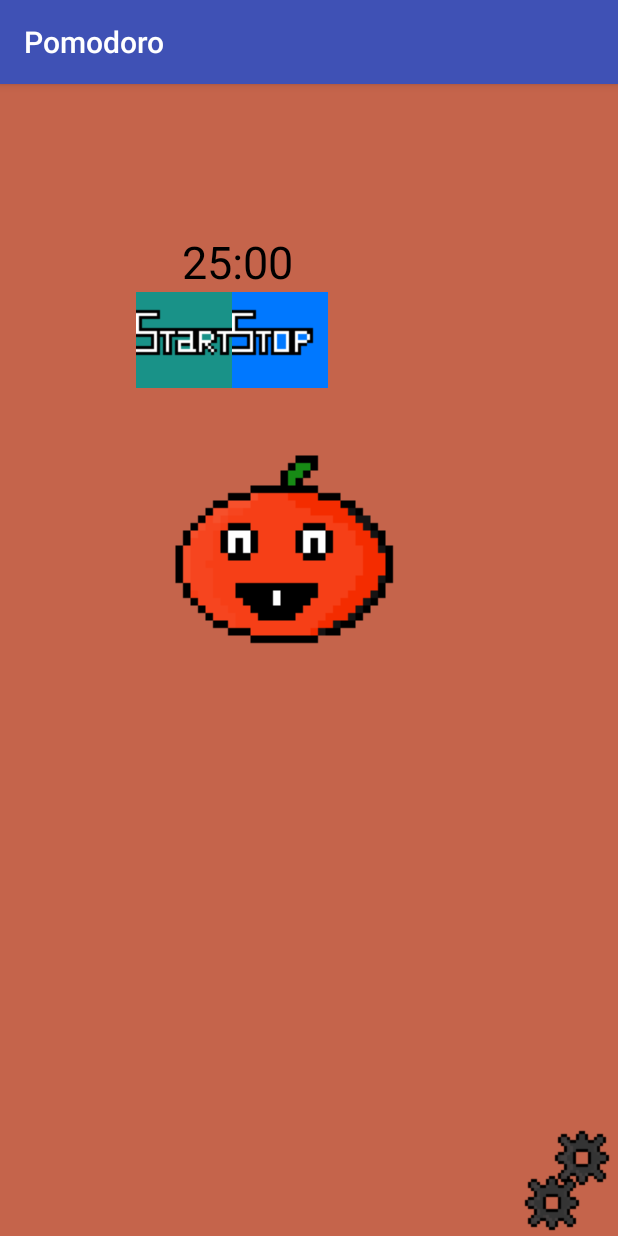
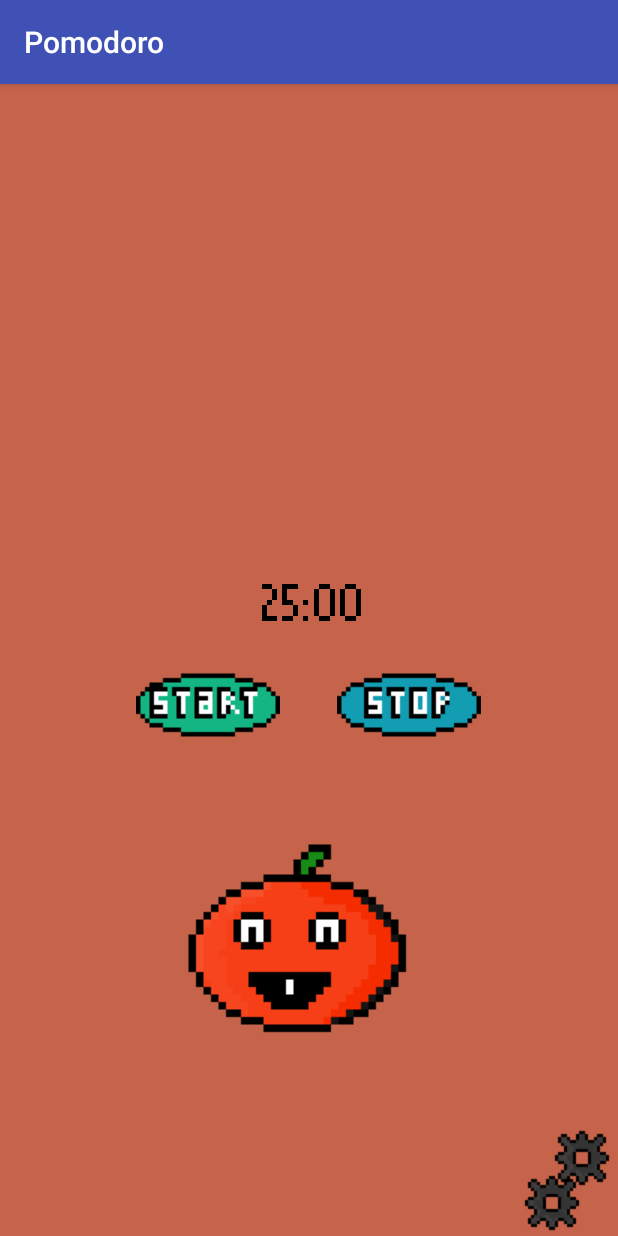
Before and after one commit to redbluex/PomodoroMaster, an Android app: the screen it shows after launch (MainActivity), on a phone screen of 412 x 824 dp. Run offline under Robolectric (Android 15) with nearby library versions, the phone set to English and light mode, and no system bars.

Commit message:
added new font and new start/stop graphic, little changes in xml main

```diff
--- a/app/src/main/java/com/example/rob/pomodoro/MainActivity.java
+++ b/app/src/main/java/com/example/rob/pomodoro/MainActivity.java
@@ -2,6 +2,7 @@ package com.example.rob.pomodoro;
 
 import android.content.Intent;
 import android.graphics.Color;
+import android.graphics.Typeface;
 import android.os.CountDownTimer;
 import android.support.v7.app.AppCompatActivity;
 import android.os.Bundle;
@@ -32,11 +33,18 @@ public class MainActivity extends AppCompatActivity {
         super.onCreate(savedInstanceState);
         setContentView(R.layout.activity_main);
 
+
+
         final RelativeLayout currentLayout = (RelativeLayout) findViewById(R.id.main_layout);
         final ImageButton click = (ImageButton)findViewById(R.id.button);
         final ImageButton click2 = (ImageButton)findViewById(R.id.button2);
         final TextView label = (TextView)findViewById(R.id.timeText);
         final TextView minuty = (TextView)findViewById(R.id.textMinutes);
+        TextView colon = (TextView) findViewById(R.id.textView4);
+        setFont(label);
+        setFont(minuty);
+        setFont(colon);
+
         tekstRamka = ustawienia.getMainTime()+"";
         label.setText(tekstRamka);
 
@@ -100,5 +108,10 @@ public class MainActivity extends AppCompatActivity {
         startActivity(i);
     }
 
+    private void setFont(TextView myTextView){
+        Typeface typeface = Typeface.createFromAsset(getAssets(), "fonts/Munro.ttf");
+        myTextView.setTypeface(typeface);
+    }
+
 
 }
--- a/app/src/main/res/layout/activity_main.xml
+++ b/app/src/main/res/layout/activity_main.xml
@@ -15,59 +15,60 @@
         android:id="@+id/timeText"
         android:layout_width="wrap_content"
         android:layout_height="wrap_content"
-        android:layout_marginTop="98dp"
-        android:textSize="30dp"
         android:text="25"
         android:textColor="@color/blackColor"
-        android:layout_alignParentTop="true"
-        android:layout_alignParentLeft="true"
-        android:layout_alignParentStart="true"
-        android:layout_marginLeft="121dp"
-        android:layout_marginStart="121dp" />
+        android:textSize="36sp"
+        android:layout_alignBaseline="@+id/textView4"
+        android:layout_alignBottom="@+id/textView4"
+        android:layout_toLeftOf="@+id/textView4"
+        android:layout_toStartOf="@+id/textView4" />
 
     <ImageButton
         android:id="@+id/button"
         android:layout_width="wrap_content"
         android:layout_height="wrap_content"
-        app:srcCompat="@drawable/startpomodorodwa"
+        app:srcCompat="@drawable/startedittrzy"
         android:background="@android:color/transparent"
-        android:layout_below="@+id/timeText"
-        android:layout_toLeftOf="@+id/textView4"
-        android:layout_toStartOf="@+id/textView4" />
+
+
+        android:layout_above="@+id/imageView"
+        android:layout_alignLeft="@+id/imageView"
+        android:layout_alignStart="@+id/imageView" />
 
     <ImageButton
         android:id="@+id/button2"
         android:layout_width="wrap_content"
         android:layout_height="wrap_content"
-        app:srcCompat="@drawable/stoppomodorodwa"
+        app:srcCompat="@drawable/stopedittrzy"
         android:background="@android:color/transparent"
-
-        android:layout_below="@+id/textMinutes"
-        android:layout_toRightOf="@+id/button"
-        android:layout_toEndOf="@+id/button" />
+        android:layout_above="@+id/imageView"
+        android:layout_alignRight="@+id/imageView"
+        android:layout_alignEnd="@+id/imageView" />
 
 
     <TextView
         android:id="@+id/textView4"
         android:layout_width="wrap_content"
         android:layout_height="wrap_content"
-        android:layout_above="@+id/button"
-        android:layout_toEndOf="@+id/timeText"
-        android:layout_toRightOf="@+id/timeText"
+
         android:text=":"
         android:textColor="@color/blackColor"
-        android:textSize="30dp"/>
+        android:textSize="36sp"
+        android:layout_alignBaseline="@+id/textMinutes"
+        android:layout_alignBottom="@+id/textMinutes"
+        android:layout_centerHorizontal="true" />
 
     <TextView
         android:id="@+id/textMinutes"
         android:layout_width="wrap_content"
         android:layout_height="wrap_content"
-        android:layout_above="@+id/button"
-        android:layout_toEndOf="@+id/textView4"
-        android:layout_toRightOf="@+id/textView4"
+
         android:text="00"
         android:textColor="@color/blackColor"
-        android:textSize="30dp"/>
+        android:textSize="36sp"
+        android:layout_above="@+id/button2"
+        android:layout_toRightOf="@+id/textView4"
+        android:layout_toEndOf="@+id/textView4" />
 
     <ImageButton
         android:id="@+id/imageButton6"
@@ -85,11 +86,8 @@
         android:layout_width="wrap_content"
         android:layout_height="wrap_content"
         app:srcCompat="@drawable/littlepomidorbig"
-        android:layout_marginRight="24dp"
-        android:layout_marginEnd="24dp"
-        android:layout_below="@+id/button2"
-        android:layout_toLeftOf="@+id/imageButton6"
-        android:layout_toStartOf="@+id/imageButton6" />
+        android:layout_above="@+id/imageButton6"
+        android:layout_centerHorizontal="true" />
 
 
 </RelativeLayout>
```
Also changed, not shown: app/src/main/assets/fonts/Munro.ttf (added), app/src/main/res/drawable/startedittrzy.png (added), app/src/main/res/drawable/startpomodorodwa.png (deleted), app/src/main/res/drawable/stopedittrzy.png (added), app/src/main/res/drawable/stoppomodorodwa.png (deleted).
